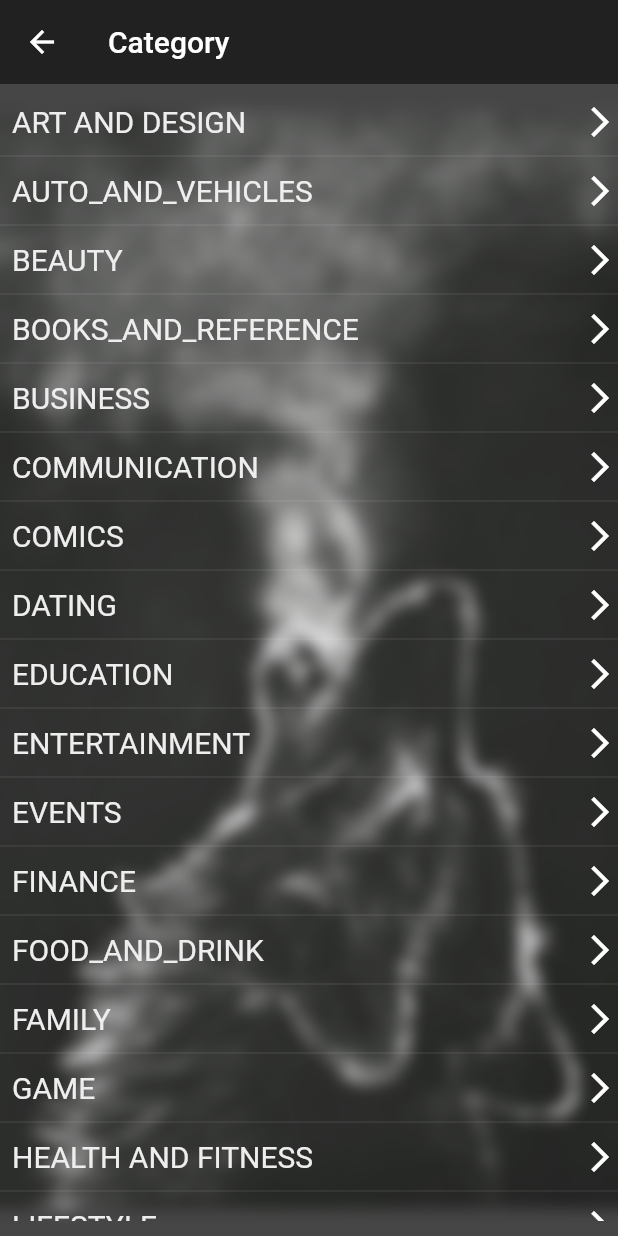
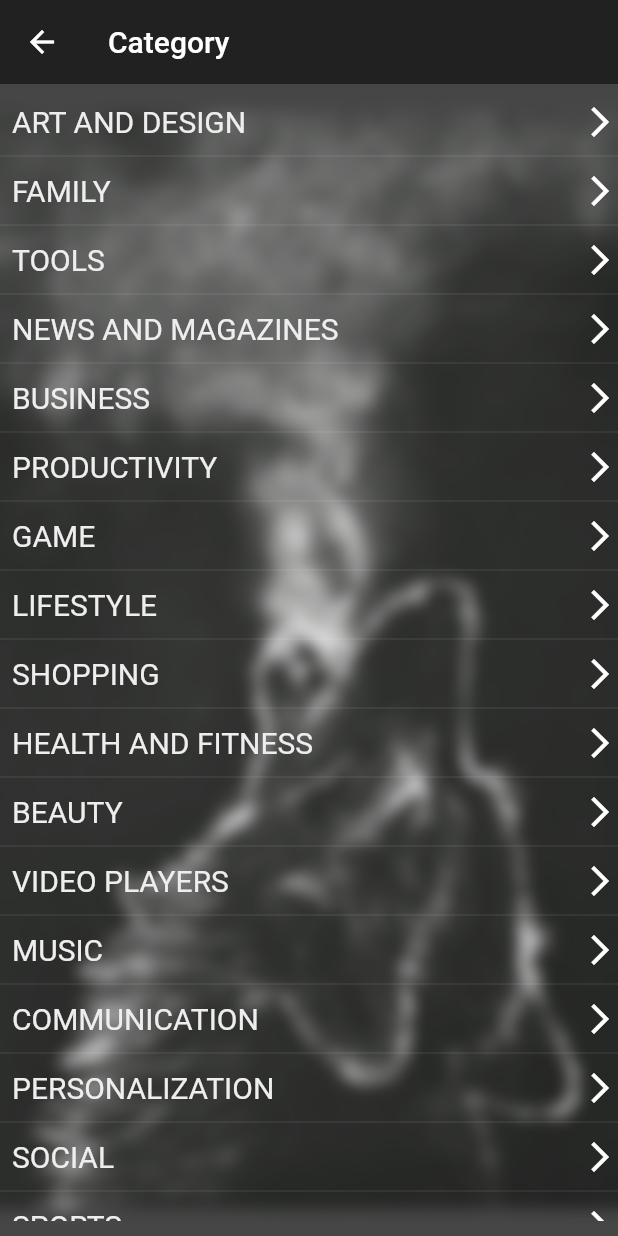
Before and after one commit to b3hzadsh/apps-inf0, a Flutter app: the screen it shows after launch, after a tap on "Category", on a phone screen of 412 x 824 dp. Run offline on Flutter 3.47's test engine with Material 2 defaults, Android fonts, the phone set to English and light mode, and no system bars; our stand-ins replace flutter_spinkit, sqflite; accounts and stored records are empty; network calls fail; Roboto replaces fonts that are missing (VAGROUND).

Commit message:
invalid arg error in cat screen

```diff
--- a/lib/main.dart
+++ b/lib/main.dart
@@ -1,4 +1,4 @@
-import 'package:apps_info/screens/art_cat_screen.dart';
+import 'package:apps_info/screens/cat_screen.dart';
 import 'package:apps_info/screens/category.dart';
 import 'package:apps_info/screens/home.dart';
 import 'package:apps_info/screens/search.dart';
@@ -35,16 +35,19 @@ class MyApp extends StatelessWidget {
             builder: (context) => CategoryScreen(),
             // bring home
           );
-        if (setting.name == "/cat/ART AND DESIGN") // for home
-          return MaterialPageRoute(
-            builder: (context) => ArtScreen(),
-            // bring home
-          );
+
         if (setting.name == "/screen/Setting") // for home
           return MaterialPageRoute(
             builder: (context) => SettingScreen(),
             // bring home
           );
+        // for home
+        return MaterialPageRoute(
+          builder: (context) => CatScreen(
+            catName: setting.name.substring(5),
+          ),
+          // bring home
+        );
       },
       /* theme: ThemeData(
         brightness: Brightness.light,
--- a/lib/models/app_model.dart
+++ b/lib/models/app_model.dart
@@ -16,7 +16,8 @@ class AppModel {
   final String verNumber; //android req
   final String size; //
   final String installs;
-  final double ratting; //
+  final dynamic ratting;
+  //final dynamic ratingTemp ;
   final String price; // 0 or 4.5 $
   final int review; //+
   AppModel({
@@ -27,6 +28,7 @@ class AppModel {
     @required this.ratting,
     @required this.price,
     @required this.review,
+    //@required this.ratingTemp,
   });
 
   Map<String, dynamic> toMap() => {
--- a/lib/screens/category.dart
+++ b/lib/screens/category.dart
@@ -8,12 +8,25 @@ class CategoryScreen extends StatelessWidget {
     var hieght = MediaQuery.of(context).size.height;
     var width = MediaQuery.of(context).size.width;
     List<String> cats = [
-      "ART AND DESIGN",
+      "ART_AND_DESIGN",
+      "FAMILY",
+      "TOOLS",
+      "NEWS_AND_MAGAZINES",
+      "BUSINESS",
+      "PRODUCTIVITY",
+      "GAME",
+      "LIFESTYLE",
+      "SHOPPING",
+      "HEALTH_AND_FITNESS",
+      "BEAUTY",
+      "VIDEO_PLAYERS",
+      "MUSIC",
+      "COMMUNICATION",
+      "PERSONALIZATION",
+      "SOCIAL",
+      "SPORTS",
       "AUTO_AND_VEHICLES",
-      "BEAUTY",
       "BOOKS_AND_REFERENCE",
-      "BUSINESS",
-      "COMMUNICATION",
       "COMICS",
       "DATING",
       "EDUCATION",
@@ -21,25 +34,12 @@ class CategoryScreen extends StatelessWidget {
       "EVENTS",
       "FINANCE",
       "FOOD_AND_DRINK",
-      "FAMILY",
-      "GAME",
-      "HEALTH AND FITNESS",
-      "LIFESTYLE",
       "LIBRARIES_AND_DEMO",
       "MAPS_AND_NAVIGATION",
       "MEDICAL",
-      "MUSIC",
-      "NEWS AND MAGAZINES",
-      "PRODUCTIVITY",
-      "PERSONALIZATION",
       "PARENTING",
-      "SHOPPING",
-      "SOCIAL",
-      "SPORTS",
-      "TOOLS",
       "TRAVEL_AND_LOCAL",
-      "VIDEO PLAYERS",
-      "WEATHER"
+      "WEATHER",
     ];
     return Scaffold(
       // backgroundColor: Colors.blueGrey[300],
@@ -71,7 +71,7 @@ class CategoryScreen extends StatelessWidget {
                             Padding(
                               padding: const EdgeInsets.only(left: 8.0),
                               child: Text(
-                                cats[index],
+                                cats[index].replaceAll("_", " "),
                                 style: TextStyle(
                                     color: Colors.grey[200], fontSize: 20),
                               ),
```
Also changed, not shown: lib/screens/art_cat_screen.dart (deleted, +0 -81 lines), lib/screens/cat_screen.dart (added, +74 -0 lines), lib/screens/setting_screen.dart (+4 -6 lines).
